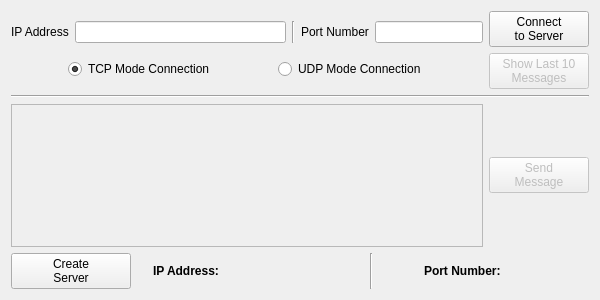
First picture: the form in code/mainwindow.ui, repository tm9k1/qt_networking, before the edit.
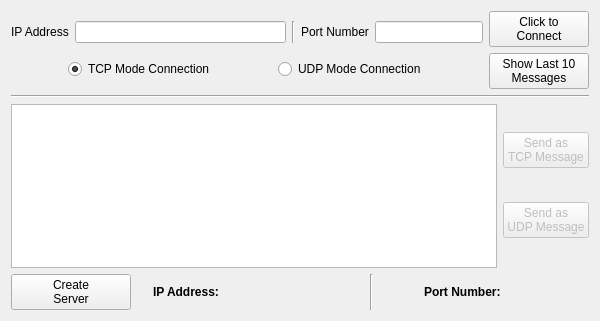
Second picture: the form after the edit.

Patch:
```diff
--- a/code/mainwindow.ui
+++ b/code/mainwindow.ui
@@ -7,7 +7,7 @@
     <x>0</x>
     <y>0</y>
     <width>600</width>
-    <height>300</height>
+    <height>321</height>
    </rect>
   </property>
   <property name="focusPolicy">
@@ -156,8 +156,8 @@
                </size>
               </property>
               <property name="text">
-               <string>Connect 
-to Server</string>
+               <string>Click to 
+Connect</string>
               </property>
               <property name="checkable">
                <bool>true</bool>
@@ -167,7 +167,7 @@
             <item>
              <widget class="QPushButton" name="showMessagesPushButton">
               <property name="enabled">
-               <bool>false</bool>
+               <bool>true</bool>
               </property>
               <property name="sizePolicy">
                <sizepolicy hsizetype="Fixed" vsizetype="Fixed">
@@ -207,7 +207,7 @@
           <item>
            <widget class="QTextEdit" name="messageTextEdit">
             <property name="enabled">
-             <bool>false</bool>
+             <bool>true</bool>
             </property>
             <property name="sizePolicy">
              <sizepolicy hsizetype="Expanding" vsizetype="Expanding">
@@ -224,27 +224,30 @@
            </widget>
           </item>
           <item>
-           <widget class="QPushButton" name="sendMessagePushButton">
+           <layout class="QVBoxLayout" name="verticalLayout_3">
+            <item>
+             <widget class="QPushButton" name="sendTcpPushButton">
             <property name="enabled">
              <bool>false</bool>
             </property>
-            <property name="sizePolicy">
-             <sizepolicy hsizetype="Fixed" vsizetype="Fixed">
-              <horstretch>0</horstretch>
-              <verstretch>0</verstretch>
-             </sizepolicy>
-            </property>
-            <property name="minimumSize">
-             <size>
-              <width>100</width>
-              <height>0</height>
-             </size>
+              <property name="text">
+               <string>Send as
+TCP Message</string>
+              </property>
+             </widget>
+            </item>
+            <item>
+             <widget class="QPushButton" name="sendUdpPushButton">
+              <property name="enabled">
+               <bool>false</bool>
             </property>
             <property name="text">
-             <string>Send 
-Message</string>
-            </property>
-           </widget>
+               <string>Send as
+UDP Message</string>
+              </property>
+             </widget>
+            </item>
+           </layout>
           </item>
          </layout>
         </item>
@@ -331,7 +334,7 @@
             </property>
            </widget>
           </item>
-          <item alignment="Qt::AlignRight">
+          <item alignment="Qt::AlignLeft">
            <widget class="QLabel" name="serverPortNumberLabel">
             <property name="sizePolicy">
              <sizepolicy hsizetype="Fixed" vsizetype="Fixed">
```
Lines whose indentation alone changed are shown as unchanged.
